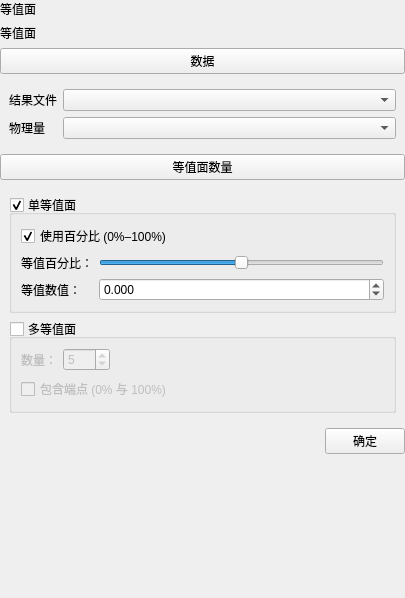
This is plugins/Base_PostProcessing/IsosurfaceSettingsWidget.ui in asd977/base_cae as Qt 5 draws it before an edit. The edited form follows.
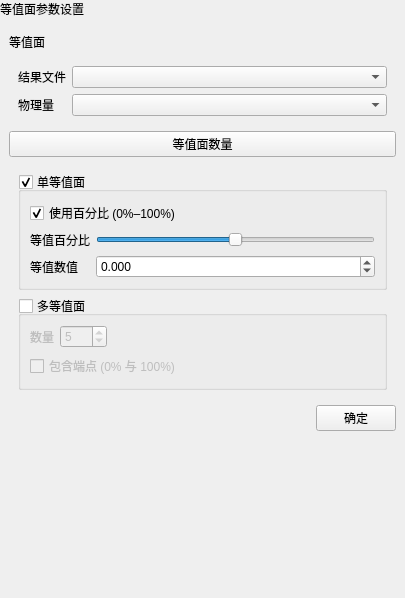
This is the edited form.

Patch:
```diff
--- a/plugins/Base_PostProcessing/IsosurfaceSettingsWidget.ui
+++ b/plugins/Base_PostProcessing/IsosurfaceSettingsWidget.ui
@@ -27,12 +27,35 @@
     <number>0</number>
    </property>
       <item>
-    <widget class="QLabel" name="pageNameLabel">
+    <widget class="QLabel" name="pageHeaderLabel">
+     <property name="sizePolicy">
+      <sizepolicy hsizetype="Preferred" vsizetype="Fixed">
+       <horstretch>0</horstretch>
+       <verstretch>0</verstretch>
+      </sizepolicy>
+     </property>
      <property name="text">
-      <string>等值面</string>
+      <string>等值面参数设置</string>
      </property>
     </widget>
    </item>
+   <item>
+    <layout class="QVBoxLayout" name="contentLayout">
+     <property name="leftMargin">
+      <number>9</number>
+     </property>
+     <property name="topMargin">
+      <number>9</number>
+     </property>
+     <property name="rightMargin">
+      <number>9</number>
+     </property>
+     <property name="bottomMargin">
+      <number>9</number>
+     </property>
+     <property name="spacing">
+      <number>6</number>
+     </property>
 <item>
     <widget class="QLabel" name="label">
      <property name="text">
@@ -40,13 +63,6 @@
      </property>
     </widget>
    </item>
-   <item>
-    <widget class="QPushButton" name="sectionTitleButton">
-     <property name="text">
-      <string>数据</string>
-     </property>
-    </widget>
-   </item>
    <item>
     <widget class="QWidget" name="widget_2" native="true">
      <layout class="QGridLayout" name="gridLayout">
@@ -64,7 +80,14 @@
        </widget>
       </item>
       <item row="1" column="1">
-       <widget class="QComboBox" name="scalarComboBox" />
+         <widget class="QComboBox" name="scalarComboBox">
+          <property name="minimumSize">
+           <size>
+            <width>10</width>
+            <height>0</height>
+           </size>
+          </property>
+         </widget>
       </item>
       <item row="0" column="0">
        <widget class="QLabel" name="label_2">
@@ -74,7 +97,14 @@
        </widget>
       </item>
       <item row="0" column="1">
-       <widget class="QComboBox" name="stepComboBox" />
+         <widget class="QComboBox" name="stepComboBox">
+          <property name="minimumSize">
+           <size>
+            <width>10</width>
+            <height>0</height>
+           </size>
+          </property>
+         </widget>
       </item>
         </layout>
     </widget>
@@ -126,7 +156,7 @@
             </sizepolicy>
            </property>
            <property name="text">
-            <string>等值数值：</string>
+              <string>等值数值</string>
            </property>
           </widget>
          </item>
@@ -144,6 +174,12 @@
            <property name="singleStep">
             <double>0.001000000000000</double>
            </property>
+             <property name="minimumSize">
+              <size>
+               <width>10</width>
+               <height>0</height>
+              </size>
+             </property>
           </widget>
          </item>
          <item row="1" column="0">
@@ -155,7 +191,7 @@
             </sizepolicy>
            </property>
            <property name="text">
-            <string>等值百分比：</string>
+              <string>等值百分比</string>
            </property>
           </widget>
          </item>
@@ -189,7 +225,7 @@
            <item>
             <widget class="QLabel" name="labelCount">
              <property name="text">
-              <string>数量：</string>
+                <string>数量</string>
              </property>
             </widget>
            </item>
@@ -204,6 +240,12 @@
              <property name="value">
               <number>5</number>
              </property>
+               <property name="minimumSize">
+                <size>
+                 <width>10</width>
+                 <height>0</height>
+                </size>
+               </property>
             </widget>
            </item>
            <item>
@@ -289,6 +331,8 @@
       </size>
      </property>
     </spacer>
+     </item>
+    </layout>
    </item>
 </layout>
  </widget>
```
Left out of the diff: 2 changed lines with no effect on the pictures. Lines whose indentation alone changed are shown as unchanged.
